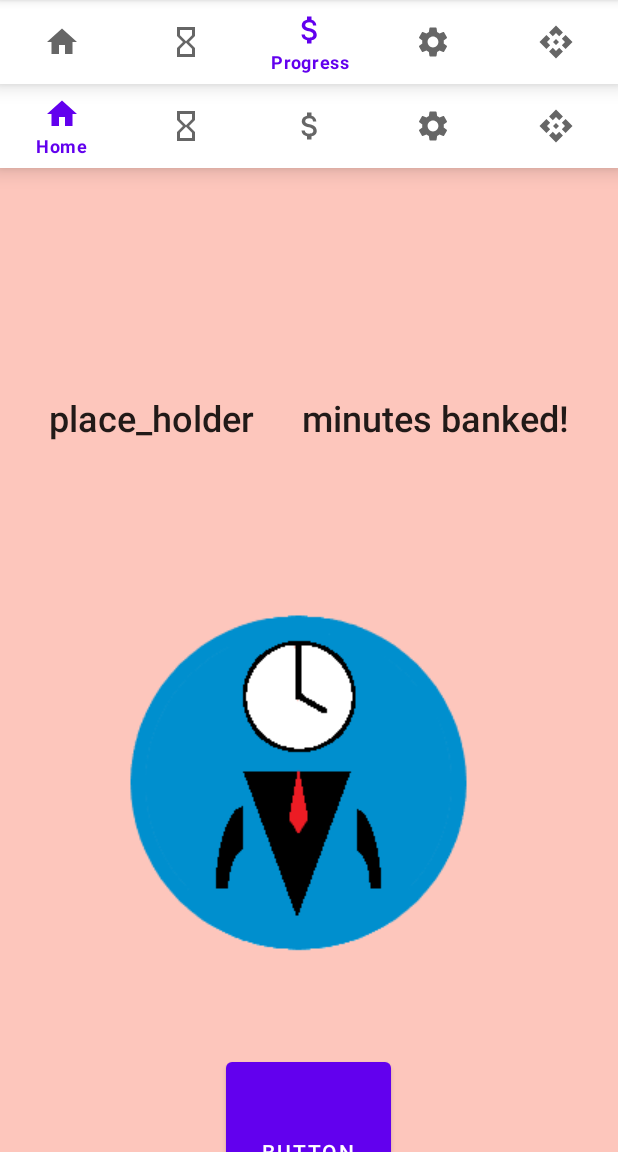
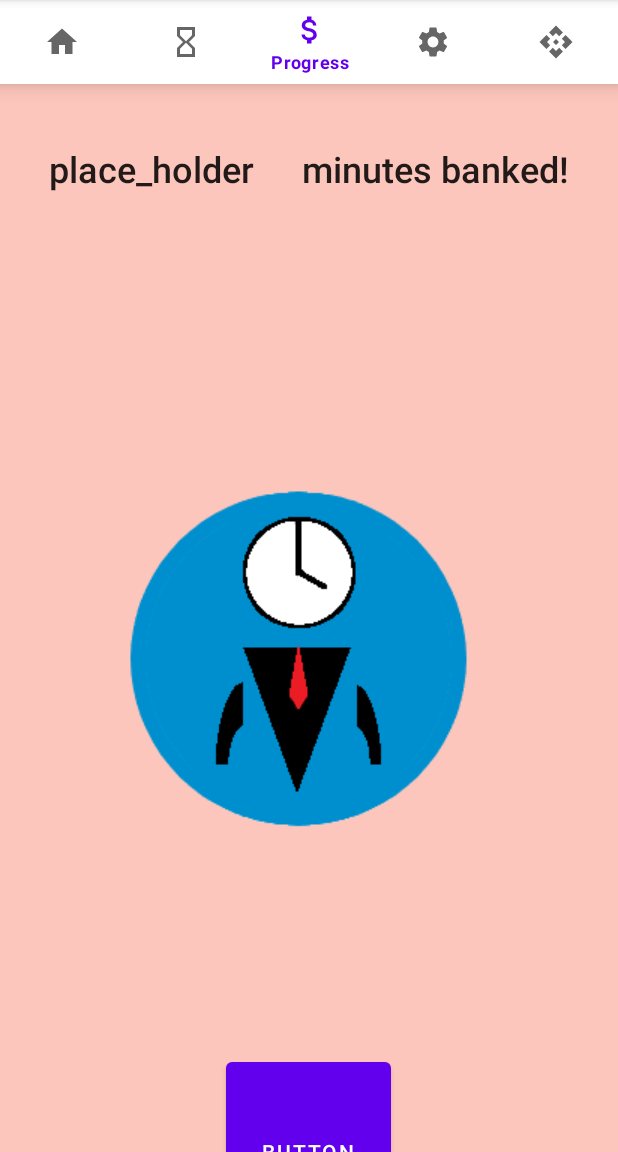
Before and after one commit to Oliver-Cross/ChronoBoss, an Android app: the ProgressFragment screen opened through its navigation route, on a phone screen of 412 x 824 dp, the part 84-1236 px from its top. Run offline under Robolectric (Android 15) with nearby library versions, the phone set to English and light mode, and no system bars; our stand-ins replace navigation-ui; 1 statement that could not run was skipped.

Commit message:
removed bottomNavigationBar from progress and stats then fixed constraints

```diff
--- a/app/src/main/res/layout/fragment_progress.xml
+++ b/app/src/main/res/layout/fragment_progress.xml
@@ -10,27 +10,17 @@
 
     <!-- TODO: Update blank fragment layout -->
 
-
-    <com.google.android.material.bottomnavigation.BottomNavigationView
-        android:id="@+id/bottomNavigationView"
-        android:layout_width="match_parent"
-        android:layout_height="wrap_content"
-        app:layout_constraintEnd_toEndOf="parent"
-        app:layout_constraintStart_toStartOf="parent"
-        app:layout_constraintTop_toTopOf="parent"
-        app:menu="@menu/nav_bar_menu" />
-
     <TextView
         android:id="@+id/const_mins_banked"
         android:layout_width="wrap_content"
         android:layout_height="wrap_content"
-        android:layout_marginTop="150dp"
+        android:layout_marginTop="40dp"
         android:text="minutes banked!"
         android:textAppearance="@style/TextAppearance.AppCompat.Body2"
         android:textSize="24sp"
         app:layout_constraintEnd_toEndOf="parent"
         app:layout_constraintStart_toEndOf="@id/prog_mins_banked"
-        app:layout_constraintTop_toBottomOf="@+id/bottomNavigationView" />
+        app:layout_constraintTop_toTopOf="parent" />
 
     <TextView
         android:id="@+id/prog_mins_banked"
```
Also changed, not shown: app/src/main/res/layout/fragment_stats.xml (+1 -10 lines).
